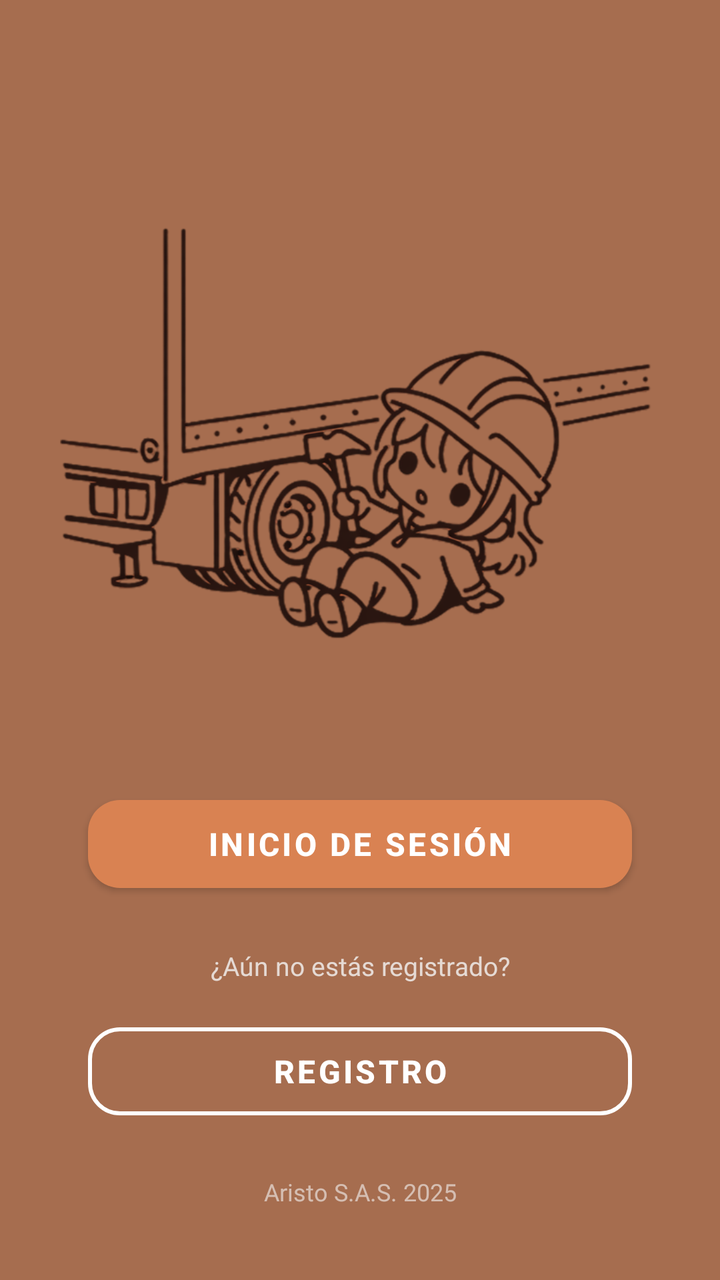
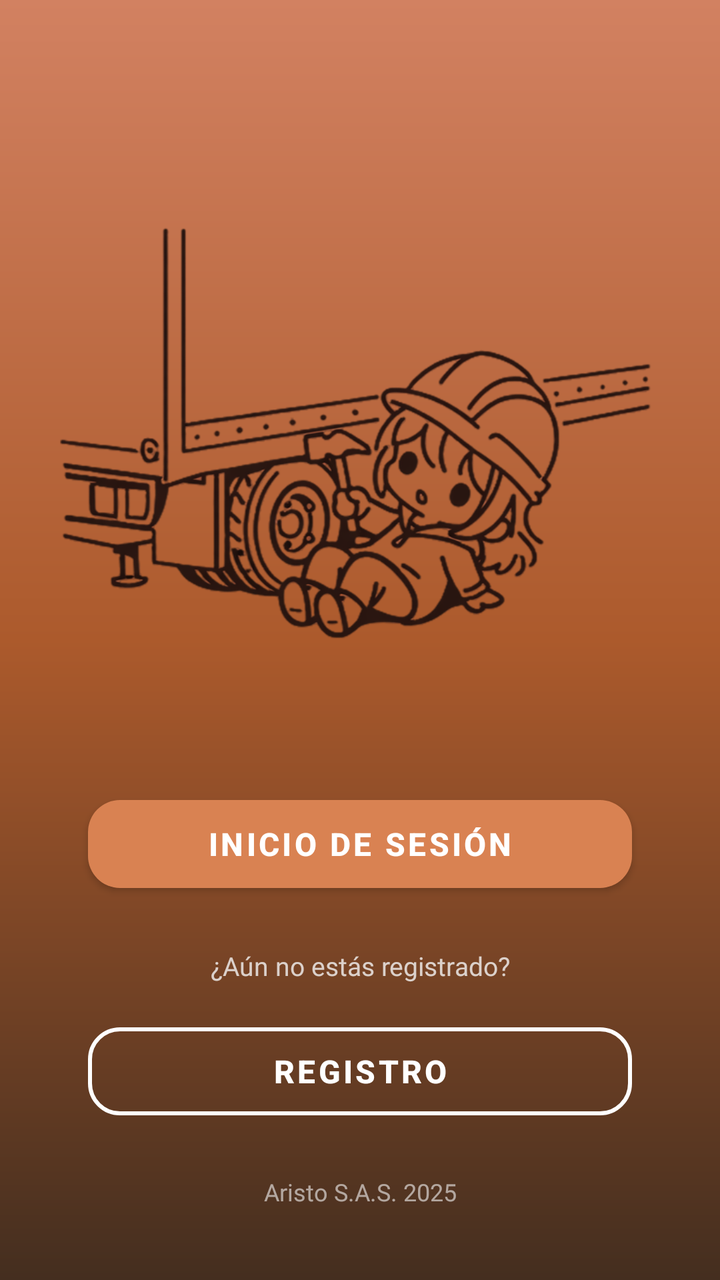

Compare the two renders of this Android layout. The source of the first and the diff that turns it into the second are given below.
<!-- AndroidManifest.xml: application theme Theme.Satori_by_Aristo -->
<!-- res/layout/activity_main.xml -->
<LinearLayout xmlns:android="http://schemas.android.com/apk/res/android"
    xmlns:app="http://schemas.android.com/apk/res-auto"
    xmlns:tools="http://schemas.android.com/tools"
    android:id="@+id/main"
    android:layout_width="match_parent"
    android:layout_height="match_parent"
    android:background="@color/naranja_fondo"
    android:gravity="center_horizontal"
    android:orientation="vertical"
    android:padding="24dp"
    tools:context=".MainActivity">

    
    <ImageView
        android:id="@+id/imageView"
        android:layout_width="300dp"
        android:layout_height="300dp"
        android:layout_gravity="center"
        android:layout_marginTop="40dp"
        android:layout_marginBottom="20dp"
        app:srcCompat="@drawable/satoricd" />


    
    <com.google.android.material.button.MaterialButton
        android:id="@+id/InicioDeSesion"
        android:layout_width="match_parent"
      android:layout_marginTop="10dp"
        android:layout_height="56dp"
        android:layout_marginHorizontal="20dp"
        android:layout_marginBottom="24dp"
        android:text="INICIO DE SESIÓN"
        android:textColor="@android:color/white"
        android:textSize="16sp"
        android:textStyle="bold"
        app:backgroundTint="@color/naranja_boton"
        app:cornerRadius="16dp"
        app:elevation="4dp" />

    
    <TextView
        android:layout_width="match_parent"
        android:layout_height="wrap_content"
        android:layout_marginBottom="16dp"
        android:fontFamily="@font/rob_med"
        android:gravity="center"
        android:text="¿Aún no estás registrado?"
        android:textColor="@color/blanco_hueso"
        android:textSize="13sp"
        android:alpha="0.8" />

    
    <com.google.android.material.button.MaterialButton
        android:id="@+id/Registro"
        style="@style/Widget.MaterialComponents.Button.OutlinedButton"
        android:layout_width="match_parent"
        android:layout_height="56dp"
        android:layout_marginHorizontal="20dp"
        android:text="REGISTRO"
        android:textColor="@android:color/white"
        android:textSize="16sp"
        android:textStyle="bold"
        app:cornerRadius="16dp"
        app:strokeColor="@android:color/white"
        app:strokeWidth="2dp" />

    
    <View
        android:layout_width="match_parent"
        android:layout_height="0dp"
        android:layout_weight="1" />

    
    <TextView
        android:layout_width="match_parent"
        android:layout_height="wrap_content"
        android:layout_marginBottom="12dp"
        android:fontFamily="@font/rob_norm"
        android:gravity="center"
        android:text="Aristo S.A.S. 2025"
        android:textColor="@color/blanco_hueso"
        android:textSize="12sp"
        android:alpha="0.6" />

</LinearLayout>
<!-- resources referenced by this layout -->
<resources>
  <color name="blanco_hueso">#F5F5F5</color>
  <color name="naranja_boton">#D98252</color>
  <color name="naranja_fondo">#A66D4F</color>
  <!-- drawable satoricd: png bitmap (drawable, 179123 bytes) -->
  <style name="Theme.Satori_by_Aristo" parent="Theme.MaterialComponents.DayNight.DarkActionBar">
          
          <item name="colorPrimary">@color/orange</item>
          <item name="colorPrimaryVariant">@color/orange_dark</item>
          <item name="colorOnPrimary">@color/white</item>
          <item name="colorSecondary">@color/grey</item>
          <item name="colorOnSecondary">@color/black</item>
      </style>
  <color name="orange">#FF9800</color>
  <color name="orange_dark">#F57C00</color>
  <color name="white">#FFFFFFFF</color>
  <color name="grey">#BF040303</color>
  <color name="black">#FF000000</color>
</resources>

<!-- the commit's change to res/layout/activity_main.xml (unified diff, before → after) -->
@@ -4,7 +4,7 @@
     android:id="@+id/main"
     android:layout_width="match_parent"
     android:layout_height="match_parent"
-    android:background="@color/naranja_fondo"
+    android:background="@drawable/bg_gradient"
     android:gravity="center_horizontal"
     android:orientation="vertical"
     android:padding="24dp"
@@ -25,7 +25,7 @@
     <com.google.android.material.button.MaterialButton
         android:id="@+id/InicioDeSesion"
         android:layout_width="match_parent"
-      android:layout_marginTop="10dp"
+        android:layout_marginTop="10dp"
         android:layout_height="56dp"
         android:layout_marginHorizontal="20dp"
         android:layout_marginBottom="24dp"
<!-- resource entries referenced after the edit -->
@@ -2,7 +2,15 @@
 <resources>
   <color name="blanco_hueso">#F5F5F5</color>
   <color name="naranja_boton">#D98252</color>
-  <color name="naranja_fondo">#A66D4F</color>
+  <!-- drawable bg_gradient (drawable) -->
+  <shape xmlns:android="http://schemas.android.com/apk/res/android"
+      android:shape="rectangle">
+      <gradient
+          android:startColor="#442E1F"
+          android:centerColor="#AC5A2C"
+          android:endColor="#D28161"
+          android:angle="90"/>
+  </shape>
   <!-- drawable satoricd: png bitmap (drawable, 179123 bytes) -->
   <style name="Theme.Satori_by_Aristo" parent="Theme.MaterialComponents.DayNight.DarkActionBar">
           
@@ -11,6 +19,12 @@
           <item name="colorOnPrimary">@color/white</item>
           <item name="colorSecondary">@color/grey</item>
           <item name="colorOnSecondary">@color/black</item>
+  
+          
+          <item name="android:statusBarColor">@color/orange_dark</item> 
+          <item name="android:windowDrawsSystemBarBackgrounds">true</item> 
+          <item name="windowActionBar">true</item>
+          <item name="windowNoTitle">false</item>
       </style>
   <color name="orange">#FF9800</color>
   <color name="orange_dark">#F57C00</color>
